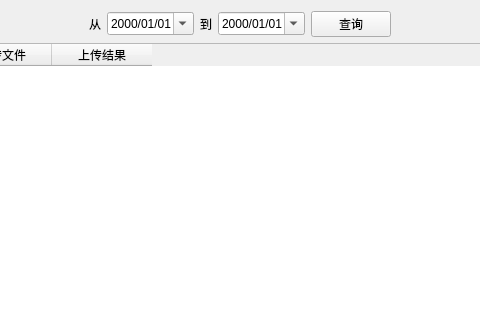
First picture: the form in shangchuan.ui, repository juniperdiego/usbW, before the edit; both pictures show x 160 to 640 and y 0 to 320 of the 800 by 480 pixel window.
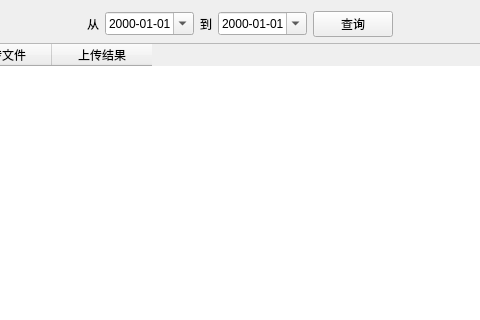
Second picture: the form after the edit.

What changed in the file:
```diff
--- a/shangchuan.ui
+++ b/shangchuan.ui
@@ -58,7 +58,7 @@
      <item>
       <widget class="QDateEdit" name="FromDataEdt">
        <property name="displayFormat">
-        <string>yyyy/MM/dd</string>
+        <string>yyyy-MM-dd</string>
        </property>
        <property name="calendarPopup">
         <bool>true</bool>
@@ -75,7 +75,7 @@
      <item>
       <widget class="QDateEdit" name="ToDataEdt">
        <property name="displayFormat">
-        <string>yyyy/MM/dd</string>
+        <string>yyyy-MM-dd</string>
        </property>
        <property name="calendarPopup">
         <bool>true</bool>
```
